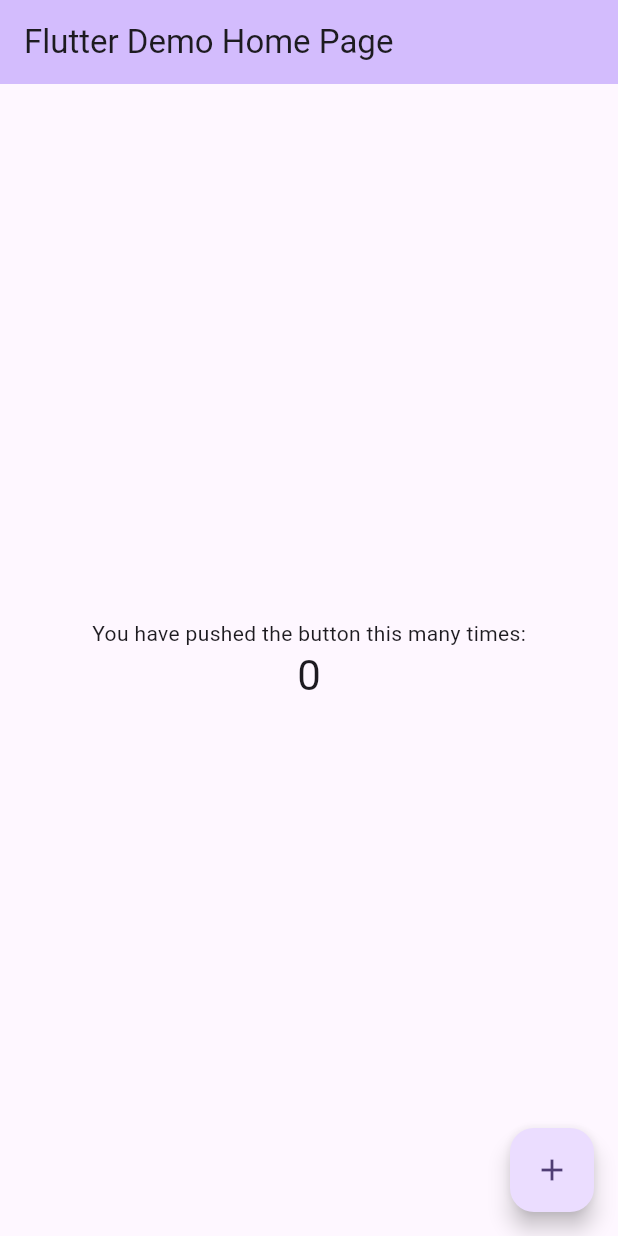
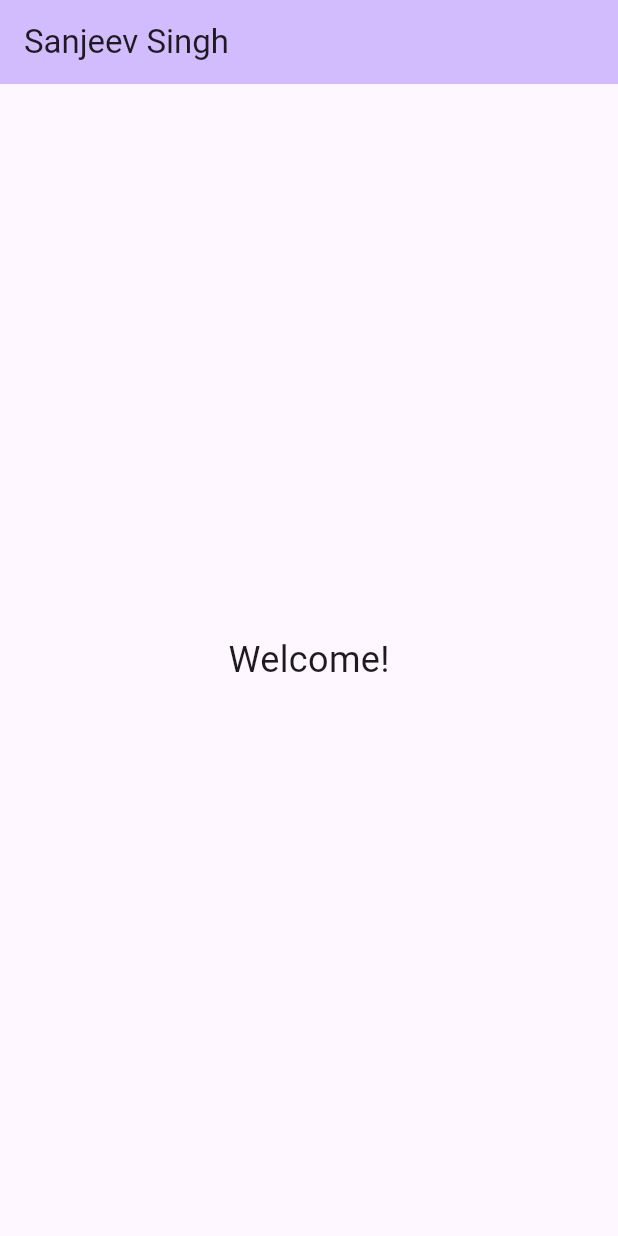
Before and after one commit to could-ai/019adfd4-72a4-74e2-963d-f2544c0fcfb1, a Flutter app: the screen it shows after launch, on a phone screen of 412 x 824 dp. Run offline on Flutter 3.47's test engine with Material 3 defaults, Android fonts, the phone set to English and light mode, and no system bars.

Commit message:
Cleaned up the default counter app template. Removed the counter logic and comments to provide a clean starting point. Updated the app title to 'Sanjeev Singh' and created a basic HomeScreen widget.

```diff
--- a/usr/lib/main.dart
+++ b/usr/lib/main.dart
@@ -7,117 +7,39 @@ void main() {
 class MyApp extends StatelessWidget {
   const MyApp({super.key});
 
-  // This widget is the root of your application.
   @override
   Widget build(BuildContext context) {
     return MaterialApp(
-      title: 'Flutter Demo',
+      title: 'Sanjeev Singh App',
       debugShowCheckedModeBanner: false,
       theme: ThemeData(
-        // This is the theme of your application.
-        //
-        // TRY THIS: Try running your application with "flutter run". You'll see
-        // the application has a purple toolbar. Then, without quitting the app,
-        // try changing the seedColor in the colorScheme below to Colors.green
-        // and then invoke "hot reload" (save your changes or press the "hot
-        // reload" button in a Flutter-supported IDE, or press "r" if you used
-        // the command line to start the app).
-        //
-        // Notice that the counter didn't reset back to zero; the application
-        // state is not lost during the reload. To reset the state, use hot
-        // restart instead.
-        //
-        // This works for code too, not just values: Most code changes can be
-        // tested with just a hot reload.
         colorScheme: ColorScheme.fromSeed(seedColor: Colors.deepPurple),
+        useMaterial3: true,
       ),
       initialRoute: '/',
       routes: {
-        '/': (context) => const MyHomePage(title: 'Flutter Demo Home Page'),
+        '/': (context) => const HomeScreen(),
       },
     );
   }
 }
 
-class MyHomePage extends StatefulWidget {
-  const MyHomePage({super.key, required this.title});
-
-  // This widget is the home page of your application. It is stateful, meaning
-  // that it has a State object (defined below) that contains fields that affect
-  // how it looks.
-
-  // This class is the configuration for the state. It holds the values (in this
-  // case the title) provided by the parent (in this case the App widget) and
-  // used by the build method of the State. Fields in a Widget subclass are
-  // always marked "final".
-
-  final String title;
-
-  @override
-  State<MyHomePage> createState() => _MyHomePageState();
-}
-
-class _MyHomePageState extends State<MyHomePage> {
-  int _counter = 0;
-
-  void _incrementCounter() {
-    setState(() {
-      // This call to setState tells the Flutter framework that something has
-      // changed in this State, which causes it to rerun the build method below
-      // so that the display can reflect the updated values. If we changed
-      // _counter without calling setState(), then the build method would not be
-      // called again, and so nothing would appear to happen.
-      _counter++;
-    });
-  }
+class HomeScreen extends StatelessWidget {
+  const HomeScreen({super.key});
 
   @override
   Widget build(BuildContext context) {
-    // This method is rerun every time setState is called, for instance as done
-    // by the _incrementCounter method above.
-    //
-    // The Flutter framework has been optimized to make rerunning build methods
-    // fast, so that you can just rebuild anything that needs updating rather
-    // than having to individually change instances of widgets.
     return Scaffold(
       appBar: AppBar(
-        // TRY THIS: Try changing the color here to a specific color (to
-        // Colors.amber, perhaps?) and trigger a hot reload to see the AppBar
-        // change color while the other colors stay the same.
+        title: const Text('Sanjeev Singh'),
         backgroundColor: Theme.of(context).colorScheme.inversePrimary,
-        // Here we take the value from the MyHomePage object that was created by
-        // the App.build method, and use it to set our appbar title.
-        title: Text(widget.title),
       ),
-      body: Center(
-        // Center is a layout widget. It takes a single child and positions it
-        // in the middle of the parent.
-        child: Column(
-          // Column is also a layout widget. It takes a list of children and
-          // arranges them vertically. By default, it sizes itself to fit its
-          // children horizontally, and tries to be as tall as its parent.
-          //
-          // Column has various properties to control how it sizes itself and
-          // how it positions its children. Here we use mainAxisAlignment to
-          // center the children vertically; the main axis here is the vertical
-          // axis because Columns are vertical (the cross axis would be
-          // horizontal).
-          //
-          // TRY THIS: Invoke "debug painting" (choose the "Toggle Debug Paint"
-          // action in the IDE, or press "p" in the console), to see the
-          // wireframe for each widget.
-          mainAxisAlignment: MainAxisAlignment.center,
-          children: <Widget>[
-            const Text('You have pushed the button this many times:'),
-            Text('$_counter', style: Theme.of(context).textTheme.headlineMedium),
-          ],
+      body: const Center(
+        child: Text(
+          'Welcome!',
+          style: TextStyle(fontSize: 24),
         ),
       ),
-      floatingActionButton: FloatingActionButton(
-        onPressed: _incrementCounter,
-        tooltip: 'Increment',
-        child: const Icon(Icons.add),
-      ), // This trailing comma makes auto-formatting nicer for build methods.
     );
   }
 }
```
